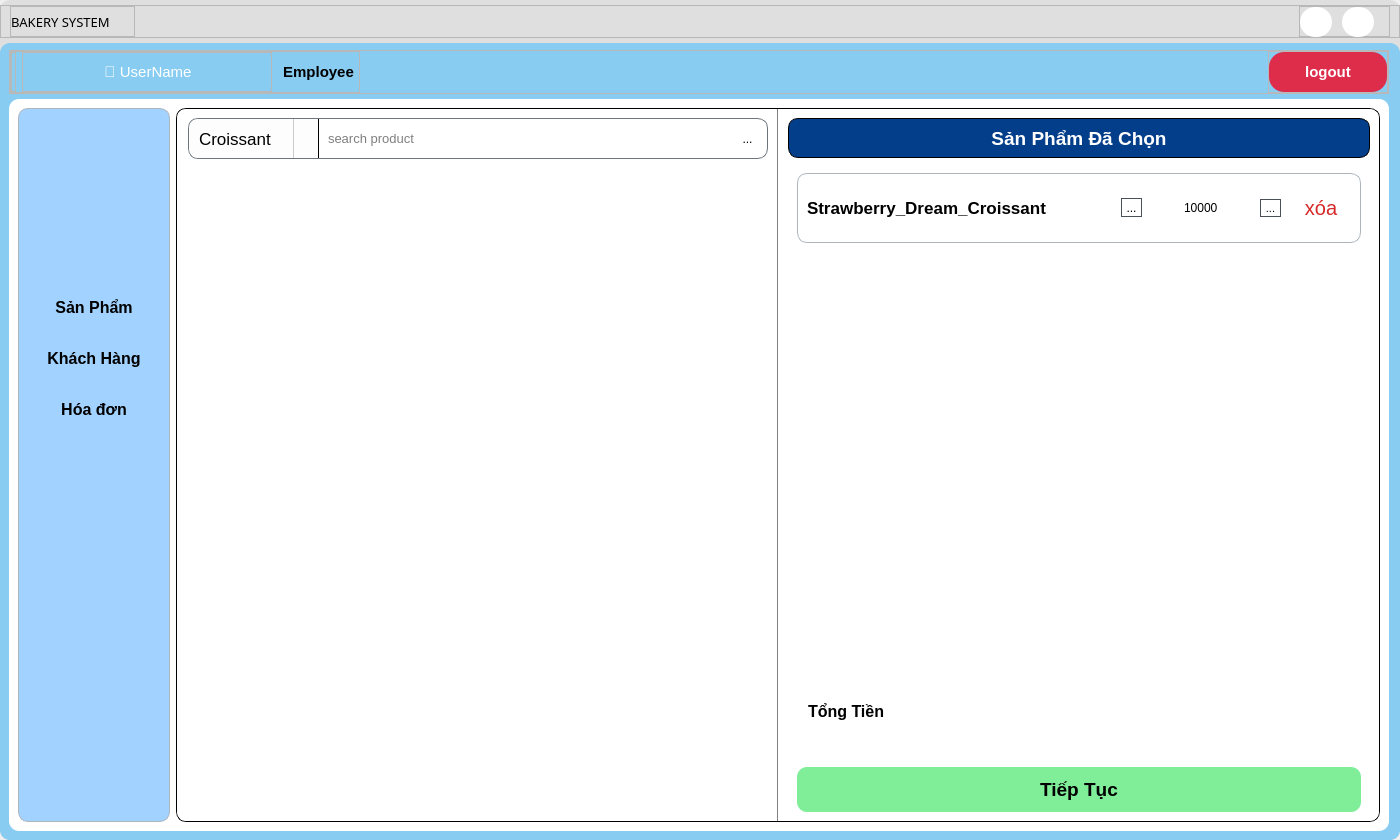
The window that UI/forms/employee/employee_main_screen.ui (yuukun123/bakery-management-system) describes before a commit, drawn with Qt 5.
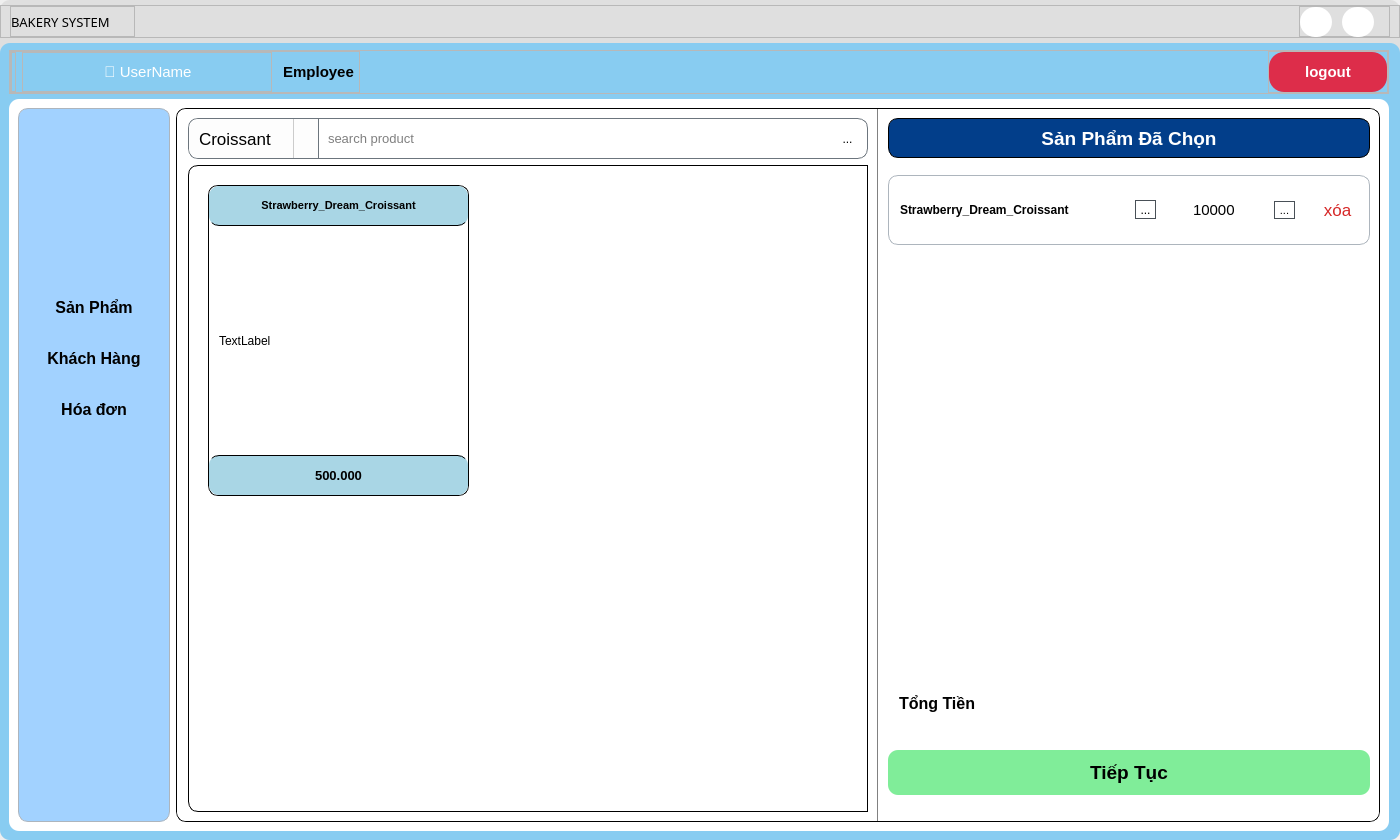
The same window after the commit. Icons and pictures are not drawn.

```diff
--- a/UI/forms/employee/employee_main_screen.ui
+++ b/UI/forms/employee/employee_main_screen.ui
@@ -989,7 +989,7 @@
                              </property>
                              <property name="styleSheet">
                               <string notr="true">QComboBox{
-    border-right: 1px solid rgb(0, 0, 0);      
+    border-right: 1px solid #6c757d;      
 	border-left: none;
 	border-top: none;
 	border-bottom: none;
@@ -1076,8 +1076,8 @@
                              </property>
                              <property name="iconSize">
                               <size>
-                               <width>25</width>
-                               <height>25</height>
+                               <width>27</width>
+                               <height>32</height>
                               </size>
                              </property>
                             </widget>
@@ -1098,7 +1098,7 @@
                             <rect>
                              <x>0</x>
                              <y>0</y>
-                             <width>562</width>
+                             <width>647</width>
                              <height>630</height>
                             </rect>
                            </property>
@@ -1117,12 +1117,130 @@
                             </property>
                             <item>
                              <widget class="QFrame" name="container_list">
+                              <property name="styleSheet">
+                               <string notr="true">border: 1px solid rgb(0, 0, 0);</string>
+                              </property>
                               <property name="frameShape">
                                <enum>QFrame::StyledPanel</enum>
                               </property>
                               <property name="frameShadow">
                                <enum>QFrame::Raised</enum>
                               </property>
+                              <widget class="QFrame" name="frame_26">
+                               <property name="geometry">
+                                <rect>
+                                 <x>20</x>
+                                 <y>20</y>
+                                 <width>261</width>
+                                 <height>311</height>
+                                </rect>
+                               </property>
+                               <property name="styleSheet">
+                                <string notr="true">border-radius: 10px;</string>
+                               </property>
+                               <property name="frameShape">
+                                <enum>QFrame::StyledPanel</enum>
+                               </property>
+                               <property name="frameShadow">
+                                <enum>QFrame::Raised</enum>
+                               </property>
+                               <layout class="QVBoxLayout" name="verticalLayout_16">
+                                <property name="leftMargin">
+                                 <number>0</number>
+                                </property>
+                                <property name="topMargin">
+                                 <number>0</number>
+                                </property>
+                                <property name="rightMargin">
+                                 <number>0</number>
+                                </property>
+                                <property name="bottomMargin">
+                                 <number>0</number>
+                                </property>
+                                <item>
+                                 <widget class="QLabel" name="product_name_label">
+                                  <property name="maximumSize">
+                                   <size>
+                                    <width>16777215</width>
+                                    <height>40</height>
+                                   </size>
+                                  </property>
+                                  <property name="font">
+                                   <font>
+                                    <pointsize>8</pointsize>
+                                    <weight>75</weight>
+                                    <bold>true</bold>
+                                   </font>
+                                  </property>
+                                  <property name="styleSheet">
+                                   <string notr="true">#product_name_label{
+border-top: none;
+border-right: none;
+border-left: none;
+background-color: #a9d6e5;
+}</string>
+                                  </property>
+                                  <property name="text">
+                                   <string>Strawberry_Dream_Croissant</string>
+                                  </property>
+                                  <property name="alignment">
+                                   <set>Qt::AlignCenter</set>
+                                  </property>
+                                 </widget>
+                                </item>
+                                <item>
+                                 <layout class="QVBoxLayout" name="verticalLayout_15">
+                                  <property name="leftMargin">
+                                   <number>10</number>
+                                  </property>
+                                  <property name="rightMargin">
+                                   <number>10</number>
+                                  </property>
+                                  <item>
+                                   <widget class="QLabel" name="label_5">
+                                    <property name="styleSheet">
+                                     <string notr="true">border: none;</string>
+                                    </property>
+                                    <property name="text">
+                                     <string>TextLabel</string>
+                                    </property>
+                                   </widget>
+                                  </item>
+                                 </layout>
+                                </item>
+                                <item>
+                                 <widget class="QLabel" name="product_price_label">
+                                  <property name="maximumSize">
+                                   <size>
+                                    <width>16777215</width>
+                                    <height>40</height>
+                                   </size>
+                                  </property>
+                                  <property name="font">
+                                   <font>
+                                    <pointsize>10</pointsize>
+                                    <weight>75</weight>
+                                    <bold>true</bold>
+                                   </font>
+                                  </property>
+                                  <property name="styleSheet">
+                                   <string notr="true">#product_price_label{
+border-bottom: none;
+border-right: none;
+border-left: none;
+background-color: #a9d6e5;
+}</string>
+                                  </property>
+                                  <property name="text">
+                                   <string>500.000</string>
+                                  </property>
+                                  <property name="alignment">
+                                   <set>Qt::AlignCenter</set>
+                                  </property>
+                                 </widget>
+                                </item>
+                               </layout>
+                              </widget>
                              </widget>
                             </item>
                            </layout>
@@ -1134,6 +1252,12 @@
                      </item>
                      <item>
                       <widget class="QFrame" name="frame_13">
+                       <property name="maximumSize">
+                        <size>
+                         <width>500</width>
+                         <height>16777215</height>
+                        </size>
+                       </property>
                        <property name="frameShape">
                         <enum>QFrame::StyledPanel</enum>
                        </property>
@@ -1215,8 +1339,8 @@
                             <rect>
                              <x>0</x>
                              <y>0</y>
-                             <width>577</width>
-                             <height>453</height>
+                             <width>478</width>
+                             <height>474</height>
                             </rect>
                            </property>
                            <layout class="QVBoxLayout" name="verticalLayout_12">
@@ -1241,11 +1365,26 @@
                                <enum>QFrame::Raised</enum>
                               </property>
                               <layout class="QVBoxLayout" name="verticalLayout_13">
+                               <property name="spacing">
+                                <number>15</number>
+                               </property>
+                               <property name="leftMargin">
+                                <number>0</number>
+                               </property>
+                               <property name="topMargin">
+                                <number>11</number>
+                               </property>
+                               <property name="rightMargin">
+                                <number>0</number>
+                               </property>
+                               <property name="bottomMargin">
+                                <number>0</number>
+                               </property>
                                <item>
                                 <widget class="QFrame" name="frame_19">
                                  <property name="maximumSize">
                                   <size>
-                                   <width>16777215</width>
+                                   <width>500</width>
                                    <height>70</height>
                                   </size>
                                  </property>
@@ -1260,7 +1399,10 @@
                                  </property>
                                  <layout class="QHBoxLayout" name="horizontalLayout_9">
                                   <property name="spacing">
-                                   <number>10</number>
+                                   <number>20</number>
+                                  </property>
+                                  <property name="leftMargin">
+                                   <number>11</number>
                                   </property>
                                   <property name="topMargin">
                                    <number>0</number>
@@ -1278,7 +1420,7 @@
                                     </property>
                                     <property name="font">
                                      <font>
-                                      <pointsize>13</pointsize>
+                                      <pointsize>9</pointsize>
                                       <weight>75</weight>
                                       <bold>true</bold>
                                      </font>
@@ -1315,7 +1457,7 @@
                                     </property>
                                     <layout class="QHBoxLayout" name="horizontalLayout_10">
                                      <property name="spacing">
-                                      <number>11</number>
+                                      <number>0</number>
                                      </property>
                                      <property name="leftMargin">
                                       <number>0</number>
@@ -1335,7 +1477,7 @@
                                         <cursorShape>PointingHandCursor</cursorShape>
                                        </property>
                                        <property name="styleSheet">
-                                        <string notr="true">border-radius: 15px;
+                                        <string notr="true">border-radius: 13px;
 border: 1px solid #495057;</string>
                                        </property>
                                        <property name="text">
@@ -1347,8 +1489,8 @@
                                        </property>
                                        <property name="iconSize">
                                         <size>
-                                         <width>25</width>
-                                         <height>25</height>
+                                         <width>22</width>
+                                         <height>22</height>
                                         </size>
                                        </property>
                                       </widget>
@@ -1369,7 +1511,7 @@
                                        </property>
                                        <property name="font">
                                         <font>
-                                         <pointsize>9</pointsize>
+                                         <pointsize>11</pointsize>
                                         </font>
                                        </property>
                                        <property name="text">
@@ -1391,7 +1533,7 @@
                                         <cursorShape>PointingHandCursor</cursorShape>
                                        </property>
                                        <property name="styleSheet">
-                                        <string notr="true">border-radius: 15px;
+                                        <string notr="true">border-radius: 13px;
 border: 1px solid #495057;</string>
                                        </property>
                                        <property name="text">
@@ -1403,8 +1545,8 @@
                                        </property>
                                        <property name="iconSize">
                                         <size>
-                                         <width>25</width>
-                                         <height>25</height>
+                                         <width>22</width>
+                                         <height>22</height>
                                         </size>
                                        </property>
                                       </widget>
@@ -1416,13 +1558,13 @@
                                    <widget class="QToolButton" name="delete_btn">
                                     <property name="minimumSize">
                                      <size>
-                                      <width>60</width>
-                                      <height>60</height>
+                                      <width>45</width>
+                                      <height>55</height>
                                      </size>
                                     </property>
                                     <property name="font">
                                      <font>
-                                      <pointsize>15</pointsize>
+                                      <pointsize>13</pointsize>
                                      </font>
                                     </property>
                                     <property name="styleSheet">
@@ -1513,14 +1655,26 @@
                            <enum>QFrame::Raised</enum>
                           </property>
                           <layout class="QVBoxLayout" name="verticalLayout_11">
+                           <property name="leftMargin">
+                            <number>0</number>
+                           </property>
                            <property name="topMargin">
                             <number>0</number>
                            </property>
+                           <property name="rightMargin">
+                            <number>0</number>
+                           </property>
                            <property name="bottomMargin">
                             <number>0</number>
                            </property>
                            <item>
                             <widget class="QFrame" name="frame_16">
+                             <property name="maximumSize">
+                              <size>
+                               <width>16777215</width>
+                               <height>50</height>
+                              </size>
+                             </property>
                              <property name="font">
                               <font>
                                <pointsize>13</pointsize>
@@ -1536,6 +1690,12 @@
                               <property name="leftMargin">
                                <number>11</number>
                               </property>
+                              <property name="topMargin">
+                               <number>0</number>
+                              </property>
+                              <property name="bottomMargin">
+                               <number>0</number>
+                              </property>
                               <item alignment="Qt::AlignLeft">
                                <widget class="QLabel" name="label">
                                 <property name="sizePolicy">
```
Left out of the diff: 3 changed lines with no effect on the pictures.
